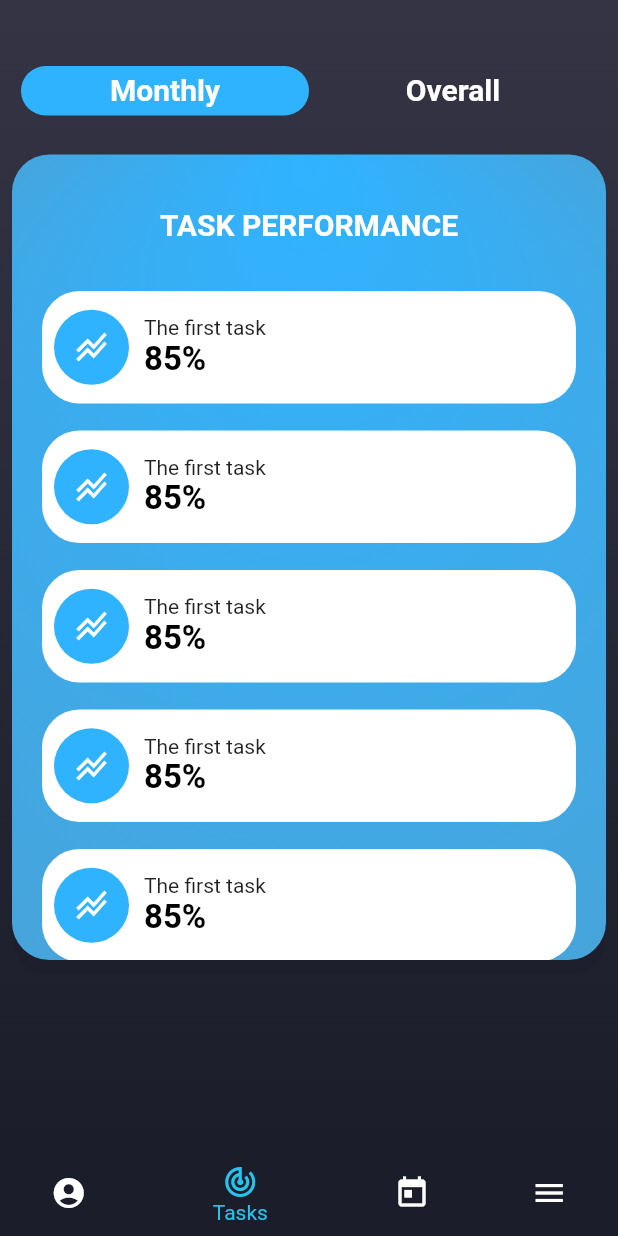
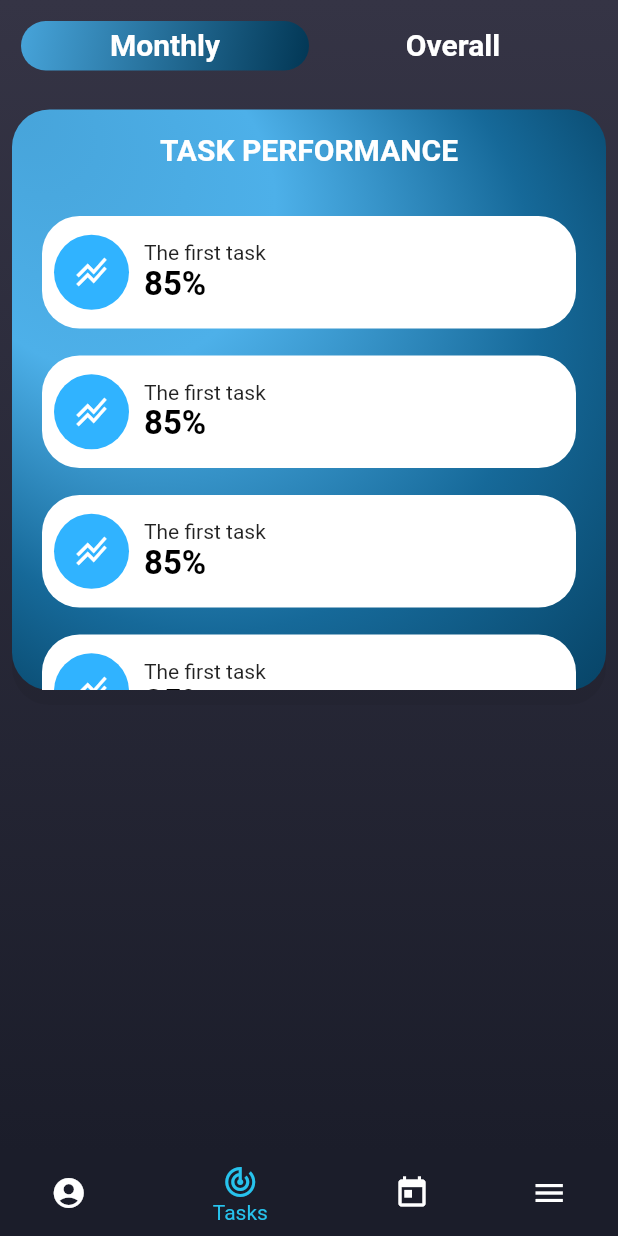
Before and after one commit to amraze/human_ressources_mobile, a Flutter app: the screen it shows after launch, item 2 of the bottom bar chosen, on a phone screen of 412 x 824 dp. Run offline on Flutter 3.47's test engine with Material 2 defaults, Android fonts, the phone set to English and light mode, and no system bars; network calls fail.

Commit message:
Final Sunday
Final Sunday changes
by Nas

```diff
--- a/test_gitignore/lib/HomePage/HomePage.dart
+++ b/test_gitignore/lib/HomePage/HomePage.dart
@@ -7,6 +7,7 @@ import 'package:wassim_test/HomePage/widget/button_widget.dart';
 import 'package:wassim_test/HomePage/widget/numbers_widget.dart';
 import 'package:wassim_test/HomePage/widget/profile_widget.dart';
 import 'package:wassim_test/NavigationBar.dart';
+import 'package:wassim_test/Performance/Performace.dart';
 
 class ProfilePage extends StatefulWidget {
   const ProfilePage({super.key});
@@ -77,7 +78,10 @@ class _ProfilePageState extends State<ProfilePage> {
 
   Widget buildUpgradeButton() => ButtonWidget(
         text: 'Check Performance',
-        onClicked: () {},
+        onClicked: () {
+          Navigator.push(context,
+              MaterialPageRoute(builder: (context) => const PerPage()));
+        },
       );
 
   Widget buildAbout(User user) => Container(
--- a/test_gitignore/lib/Performance/PerCard.dart
+++ b/test_gitignore/lib/Performance/PerCard.dart
@@ -12,7 +12,7 @@ class InfoCard extends StatelessWidget {
         left: 10,
         right: 10,
       ),
-      margin: const EdgeInsets.only(top: 20, bottom: 120.0),
+      margin: const EdgeInsets.only(top: 20, bottom: 300.0),
       decoration: BoxDecoration(
           borderRadius: BorderRadius.circular(25.0),
           boxShadow: [
@@ -25,14 +25,16 @@ class InfoCard extends StatelessWidget {
           ],
           gradient: const RadialGradient(
             colors: [
-              Color.fromARGB(255, 48, 179, 255),
-              Color.fromARGB(255, 71, 164, 218)
+              Color.fromARGB(255, 71, 164, 218),
+              Color.fromARGB(255, 77, 176, 233),
+              Color.fromARGB(255, 22, 105, 153),
+              Color.fromARGB(255, 2, 55, 85),
             ],
-            focal: Alignment.topCenter,
+            focal: Alignment.topLeft,
             radius: .85,
           )),
       child: SingleChildScrollView(
-        padding: const EdgeInsets.only(top: 20.0),
+        padding: const EdgeInsets.only(top: 0.0),
         child: Column(
           children: const [
             Center(
--- a/test_gitignore/lib/Performance/TapBar.dart
+++ b/test_gitignore/lib/Performance/TapBar.dart
@@ -1,6 +1,8 @@
 // ignore: file_names
 import 'package:flutter/material.dart';
 import 'package:wassim_test/Performance/PerCard.dart';
+import 'package:wassim_test/Performance/PerCardMicro.dart';
+import 'package:wassim_test/Performance/PerCardMicro.dart';
 
 const TextStyle optionStyle =
     TextStyle(fontSize: 20, fontWeight: FontWeight.bold, color: Colors.white);
@@ -21,7 +23,7 @@ List<TabPair> TabPairs = [
         style: optionStyle,
       ),
     ),
-    view: InfoCard(),
+    view: const InfoCard(),
   ),
   TabPair(
     tab: const Tab(
@@ -82,18 +84,24 @@ class _TabBarAndTabViewsState extends State<TabBarAndTabViews>
                 25.0,
               ),
             ),
-            margin: const EdgeInsets.only(top: 30.0),
+            margin: const EdgeInsets.only(top: 0.0),
             child: Padding(
               padding: const EdgeInsets.all(6),
               child: TabBar(
                   controller: _tabController,
                   // give the indicator a decoration (color and border radius)
                   indicator: BoxDecoration(
-                    borderRadius: BorderRadius.circular(
-                      25.0,
-                    ),
-                    color: const Color.fromARGB(255, 48, 179, 255),
-                  ),
+                      borderRadius: BorderRadius.circular(
+                        25.0,
+                      ),
+                      gradient: const LinearGradient(
+                        colors: [
+                          Color.fromARGB(255, 71, 164, 218),
+                          Color.fromARGB(255, 2, 55, 85),
+                        ],
+                        begin: Alignment.topLeft,
+                        end: Alignment.bottomRight,
+                      )),
                   labelColor: const Color.fromARGB(255, 0, 0, 0),
                   unselectedLabelColor:
                       const Color.fromARGB(255, 255, 255, 255),
--- a/test_gitignore/lib/main.dart
+++ b/test_gitignore/lib/main.dart
@@ -4,6 +4,7 @@ import 'LoginScreen.dart';
 import 'package:wassim_test/HomePage/HomePage.dart';
 import 'package:wassim_test/NavigationBar.dart';
 import 'package:wassim_test/Performance/TapBar.dart';
+import 'package:wassim_test/Performance/Performace.dart';
 
 void main() {
   runApp(const MyApp());
@@ -38,7 +39,7 @@ class _MyStatefulWidgetState extends State<MyStatefulWidget> {
     //FIRST PAGE : HOME ++++++++++++++++++++++++++++++++++++++++++++
     const ProfilePage(),
     // SECOND PAGE: TASKS ++++++++++++++++++++++++++++++++++++++++
-    TabBarAndTabViews(),
+    const TabBarAndTabViews(),
     // THIRD PAGE: CALANDER +++++++++++++++++++++++++++++++++++++
     const Text(
       'Index 2: Calander',
@@ -139,7 +140,12 @@ class _MyStatefulWidgetState extends State<MyStatefulWidget> {
                 "Performance",
                 style: optionStyle,
               ),
-              onTap: () {},
+              onTap: () {
+                Navigator.push(
+                  context,
+                  MaterialPageRoute(builder: (context) => const PerPage()),
+                );
+              },
             ),
             ListTile(
               leading: const Icon(
```
Also changed, not shown: test_gitignore/lib/Performance/Performace.dart (added, +40 -0 lines).
